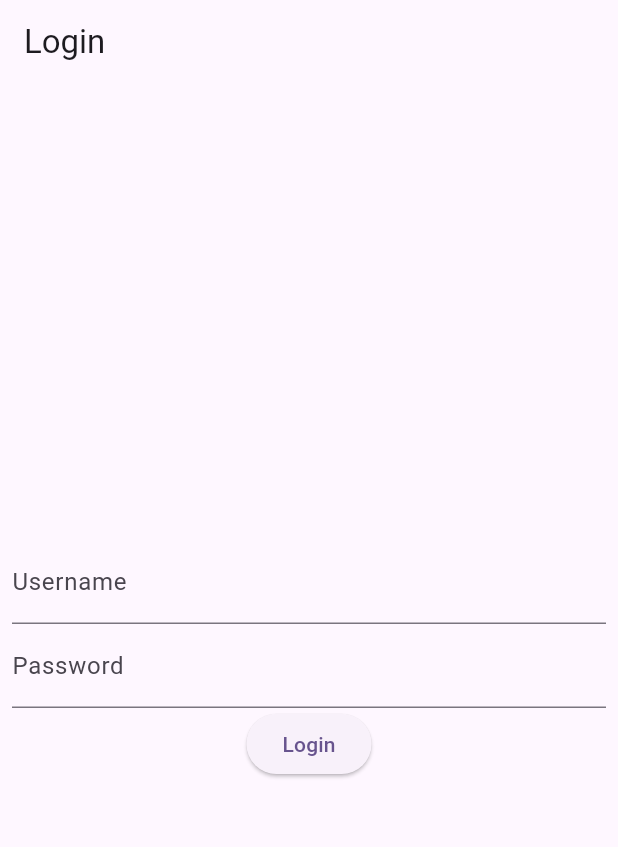
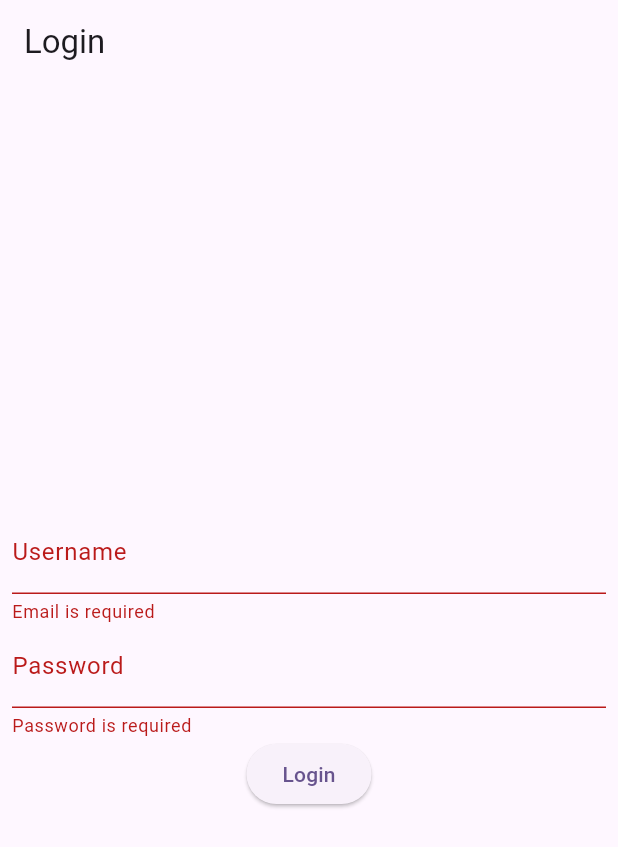
Before and after one commit to Krt-dev/MAD3-Submission-1---Sanchez-Liao, a Flutter app: the screen it shows after launch, after a tap on "Login", on a phone screen of 412 x 824 dp. Shown: the top 847 px of the screen. Run offline on Flutter 3.47's test engine with Material 3 defaults, Android fonts, the light colour scheme and no system bars; our stand-ins replace form_field_validator, get_it, go_router, hive, hive_flutter; accounts and stored records are empty.

```diff
--- a/midterm_project_sanchez_liao/lib/controller/auth_controller.dart
+++ b/midterm_project_sanchez_liao/lib/controller/auth_controller.dart
@@ -50,7 +50,7 @@ class AuthController with ChangeNotifier {
 //mockup
 
 class SimulatedAPI {
-  Map<String, String> users = {"testUser": "12345678ABCabc"};
+  Map<String, String> users = {"Rhunnan@gmail.com": "#Rhunnan3216"};
 
   Future<bool> login(String username, String password) async {
     await Future.delayed(const Duration(seconds: 3));
--- a/midterm_project_sanchez_liao/lib/router.dart
+++ b/midterm_project_sanchez_liao/lib/router.dart
@@ -26,13 +26,15 @@ class GlobalRouter {
 
   FutureOr<String?> handleRedirect(
       BuildContext context, GoRouterState state) async {
-    if (boxUsers.get("auth") == 1) {
+    if (boxUsers.get("auth") == 1 ||
+        AuthController.I.state == AuthState.authenticated) {
       if (state.matchedLocation == LoginScreen.route) {
         return HomeScreen.route;
       }
       return null;
     }
-    if (boxUsers.get("auth") != 1) {
+    if (boxUsers.get("auth") != 1 ||
+        AuthController.I.state != AuthState.authenticated) {
       if (state.matchedLocation == LoginScreen.route) {
         return null;
       }
--- a/midterm_project_sanchez_liao/lib/routing/login.dart
+++ b/midterm_project_sanchez_liao/lib/routing/login.dart
@@ -5,7 +5,7 @@ import 'package:midterm_project_sanchez_liao/models/user.dart';
 // import 'package:go_router/go_router.dart';
 import 'package:midterm_project_sanchez_liao/router.dart';
 import 'package:midterm_project_sanchez_liao/routing/homeScreen.dart';
-// import 'package:form_field_validator/form_field_validator.dart';
+import 'package:form_field_validator/form_field_validator.dart';
 
 class LoginScreen extends StatefulWidget {
   static const String route = "/auth";
@@ -21,23 +21,23 @@ class _LoginScreenState extends State<LoginScreen> {
   final TextEditingController _passwordController = TextEditingController();
   final _formKey = GlobalKey<FormState>();
 
-  // final emailValidator = MultiValidator([
-  //   RequiredValidator(errorText: 'Email is required'),
-  //   EmailValidator(errorText: 'Enter a valid email address'),
-  //   MaxLengthValidator(32, errorText: "Username cannot exceed 32 characters"),
-  //   PatternValidator(r'^[a-zA-Z0-9._%+-]+@[a-zA-Z0-9.-]+\.[a-zA-Z]{2,}$',
-  //       errorText: 'Username cannot contain special characters'),
-  // ]);
+  final emailValidator = MultiValidator([
+    RequiredValidator(errorText: 'Email is required'),
+    EmailValidator(errorText: 'Enter a valid email address'),
+    MaxLengthValidator(32, errorText: "Username cannot exceed 32 characters"),
+    PatternValidator(r'^[a-zA-Z0-9._%+-]+@[a-zA-Z0-9.-]+\.[a-zA-Z]{2,}$',
+        errorText: 'Username cannot contain special characters'),
+  ]);
 
-  // final passwordValidator = MultiValidator([
-  //   RequiredValidator(errorText: 'Password is required'),
-  //   MinLengthValidator(8,
-  //       errorText: 'Password must be at least 8 characters long'),
-  //   PatternValidator(r'(?=.*[A-Z])',
-  //       errorText: 'Password must contain at least one uppercase letter'),
-  //   PatternValidator(r'(?=.*?[#?!@$%^&*-])',
-  //       errorText: 'Password must contain at least one special character'),
-  // ]);
+  final passwordValidator = MultiValidator([
+    RequiredValidator(errorText: 'Password is required'),
+    MinLengthValidator(8,
+        errorText: 'Password must be at least 8 characters long'),
+    PatternValidator(r'(?=.*[A-Z])',
+        errorText: 'Password must contain at least one uppercase letter'),
+    PatternValidator(r'(?=.*?[#?!@$%^&*-])',
+        errorText: 'Password must contain at least one special character'),
+  ]);
 
   @override
   Widget build(BuildContext context) {
@@ -57,7 +57,7 @@ class _LoginScreenState extends State<LoginScreen> {
                 decoration: const InputDecoration(
                   labelText: 'Username',
                 ),
-                // validator: emailValidator.call,
+                validator: emailValidator.call,
               ),
               TextFormField(
                 controller: _passwordController,
@@ -65,21 +65,51 @@ class _LoginScreenState extends State<LoginScreen> {
                   labelText: 'Password',
                 ),
                 obscureText: true,
-                // validator: passwordValidator.call,
+                validator: passwordValidator.call,
               ),
               ElevatedButton(
                 onPressed: () async {
                   if (_formKey.currentState?.validate() ?? false) {
                     try {
+                      //progress indicator para ig log in while ga check pa sa api login if sakto or naay exception
+                      showDialog(
+                        context: context,
+                        barrierDismissible: false,
+                        builder: (BuildContext context) {
+                          return const Dialog(
+                            child: Padding(
+                              padding: EdgeInsets.all(20.0),
+                              child: Row(
+                                mainAxisSize: MainAxisSize.min,
+                                children: [
+                                  CircularProgressIndicator(
+                                    color: Colors.blue,
+                                    strokeWidth: 8,
+                                  ),
+                                  SizedBox(width: 10),
+                                  Text('Logging in...'),
+                                ],
+                              ),
+                            ),
+                          );
+                        },
+                      );
+                      //logging in sa usuer
                       await AuthController.I.login(
                         _usernameController.text.trim(),
                         _passwordController.text.trim(),
                       );
-                      //adding the user into the hivebox with the key as its usernmae
+                      //adding user sa hive box
                       boxUsers.add(User(
                           username: _usernameController.text.trim(),
                           password: _passwordController.text.trim()));
                       boxUsers.put("auth", 1);
+                      print(boxUsers.get("auth"));
+                      print(boxUsers.getAt(0));
+
+                      Navigator.pop(
+                          context); // Close the dialog after successful login
+
                       ScaffoldMessenger.of(context).showSnackBar(
                         const SnackBar(
                           content: Text('Logged in',
@@ -88,11 +118,14 @@ class _LoginScreenState extends State<LoginScreen> {
                         ),
                       );
                     } catch (e) {
+                      Navigator.pop(
+                          context); // Close the dialog in case of error
+
                       ScaffoldMessenger.of(context).showSnackBar(
                         SnackBar(
                           content: Text(
                             e.toString(),
-                            style: TextStyle(color: Colors.white),
+                            style: const TextStyle(color: Colors.white),
                           ),
                           backgroundColor: Colors.red,
                         ),
@@ -100,8 +133,8 @@ class _LoginScreenState extends State<LoginScreen> {
                     }
                   }
                 },
-                child: const Text("Login"),
-              ),
+                child: const Text('Login'),
+              )
             ],
           ),
         ),
@@ -109,4 +142,3 @@ class _LoginScreenState extends State<LoginScreen> {
     );
   }
 }
-// TODO Implement this library.
```
Also changed, not shown: midterm_project_sanchez_liao/lib/routing/homeScreen.dart (+8 -2 lines), midterm_project_sanchez_liao/lib/routing/profile.dart (+42 -2 lines).
